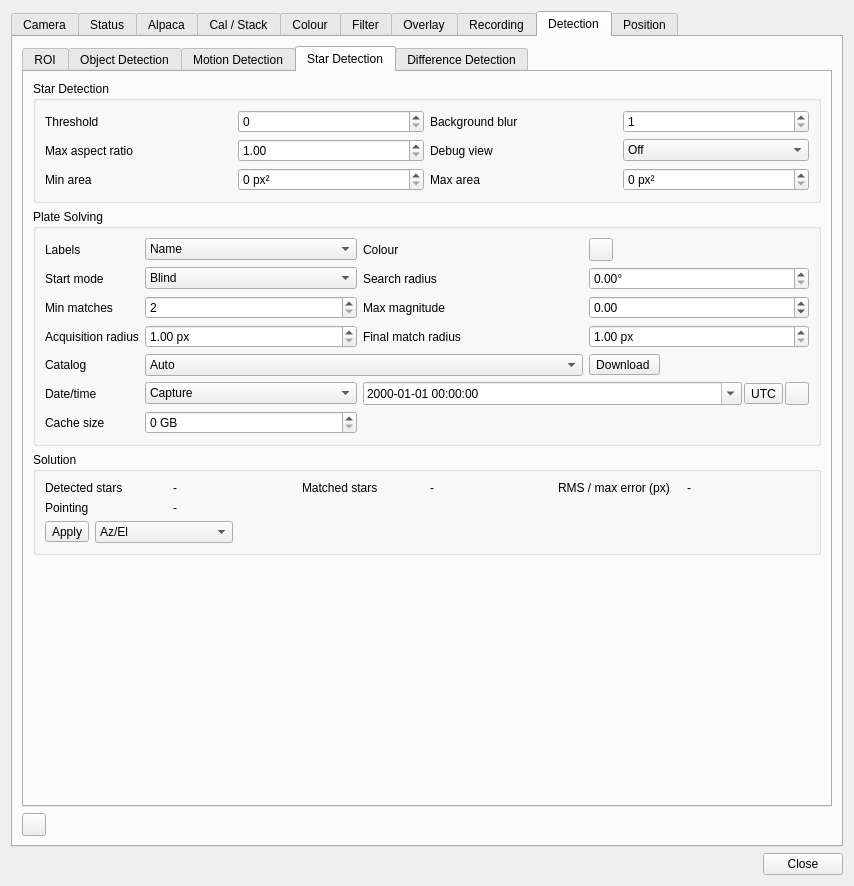
First picture: the form in plugins/feature/camera/camerasettingsdialog.ui, repository srcejon/sdrangel, before the edit.
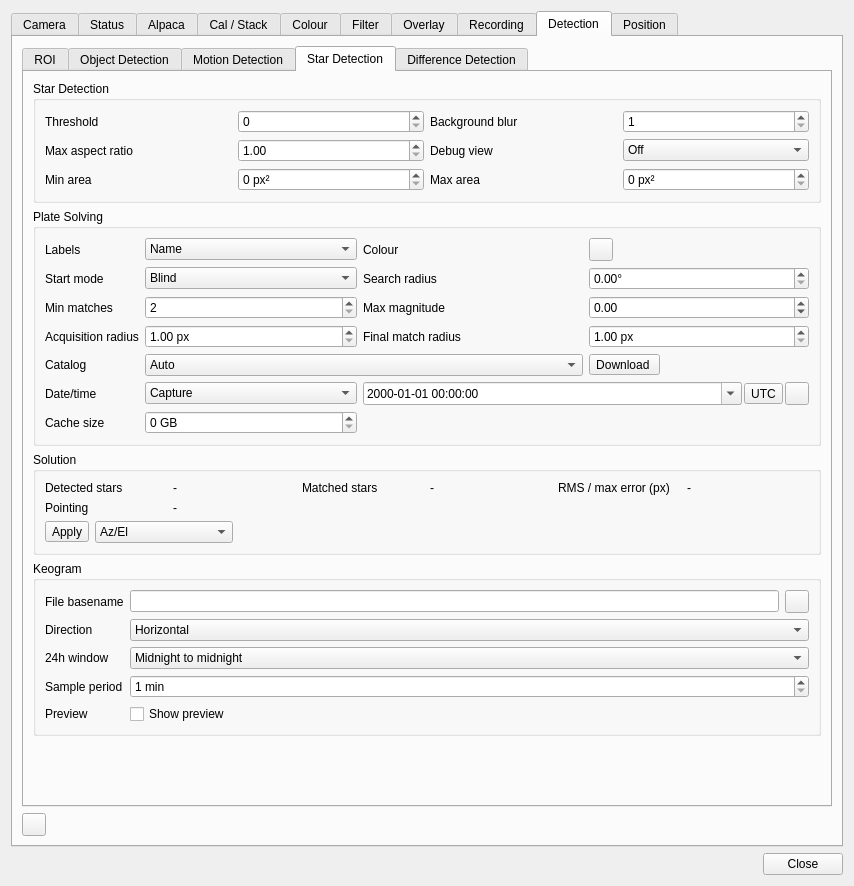
Second picture: the form after the edit. The open tabs and pages were chosen to show the change. Icons and pictures are not drawn. Custom widgets are drawn as their Qt base class.

Commit message: Add camera keogram recording

```diff
--- a/plugins/feature/camera/camerasettingsdialog.ui
+++ b/plugins/feature/camera/camerasettingsdialog.ui
@@ -5732,10 +5732,139 @@
                </widget>
               </item>
              </layout>
+       </widget>
+      </item>
+      <item alignment="Qt::AlignTop">
+       <widget class="QGroupBox" name="keogramGroup">
+        <property name="sizePolicy">
+         <sizepolicy hsizetype="Preferred" vsizetype="Maximum">
+          <horstretch>0</horstretch>
+          <verstretch>0</verstretch>
+         </sizepolicy>
+        </property>
+        <property name="title">
+         <string>Keogram</string>
+        </property>
+        <layout class="QFormLayout" name="keogramFormLayout">
+         <item row="0" column="0">
+          <widget class="QLabel" name="keogramPathLabel">
+           <property name="text">
+            <string>File basename</string>
+           </property>
+          </widget>
+         </item>
+         <item row="0" column="1">
+          <layout class="QHBoxLayout" name="keogramPathLayout">
+           <item>
+            <widget class="QLineEdit" name="keogramPathEdit">
+             <property name="toolTip">
+              <string>File basename to use for saved keograms (.jpg or .png)</string>
+             </property>
             </widget>
            </item>
            <item>
-            <spacer name="verticalSpacer_8">
+            <widget class="QToolButton" name="keogramPathButton">
+             <property name="toolTip">
+              <string>Specify keogram file basename using file browser</string>
+             </property>
+             <property name="text">
+              <string/>
+             </property>
+             <property name="icon">
+              <iconset resource="../../../sdrgui/resources/res.qrc">
+               <normaloff>:/load.png</normaloff>:/load.png</iconset>
+             </property>
+            </widget>
+           </item>
+          </layout>
+         </item>
+         <item row="1" column="0">
+          <widget class="QLabel" name="keogramDirectionLabel">
+           <property name="text">
+            <string>Direction</string>
+           </property>
+          </widget>
+         </item>
+         <item row="1" column="1">
+          <widget class="QComboBox" name="keogramDirectionCombo">
+           <item>
+            <property name="text">
+             <string>Horizontal</string>
+            </property>
+           </item>
+           <item>
+            <property name="text">
+             <string>Vertical</string>
+            </property>
+           </item>
+          </widget>
+         </item>
+         <item row="2" column="0">
+          <widget class="QLabel" name="keogramDayModeLabel">
+           <property name="text">
+            <string>24h window</string>
+           </property>
+          </widget>
+         </item>
+         <item row="2" column="1">
+          <widget class="QComboBox" name="keogramDayModeCombo">
+           <item>
+            <property name="text">
+             <string>Midnight to midnight</string>
+            </property>
+           </item>
+           <item>
+            <property name="text">
+             <string>Midday to midday</string>
+            </property>
+           </item>
+          </widget>
+         </item>
+         <item row="3" column="0">
+          <widget class="QLabel" name="keogramSamplePeriodLabel">
+           <property name="text">
+            <string>Sample period</string>
+           </property>
+          </widget>
+         </item>
+         <item row="3" column="1">
+          <widget class="QSpinBox" name="keogramSamplePeriodSpin">
+           <property name="toolTip">
+            <string>Minutes between keogram samples</string>
+           </property>
+           <property name="suffix">
+            <string> min</string>
+           </property>
+           <property name="minimum">
+            <number>1</number>
+           </property>
+           <property name="maximum">
+            <number>1440</number>
+           </property>
+          </widget>
+         </item>
+         <item row="4" column="0">
+          <widget class="QLabel" name="keogramPreviewLabel">
+           <property name="text">
+            <string>Preview</string>
+           </property>
+          </widget>
+         </item>
+         <item row="4" column="1">
+          <widget class="QCheckBox" name="keogramPreviewCheck">
+           <property name="toolTip">
+            <string>Show a live keogram preview window</string>
+           </property>
+           <property name="text">
+            <string>Show preview</string>
+           </property>
+          </widget>
+         </item>
+        </layout>
+       </widget>
+      </item>
+      <item>
+       <spacer name="verticalSpacer_8">
              <property name="orientation">
               <enum>Qt::Orientation::Vertical</enum>
              </property>
```
The commit also changes 8 other files.
